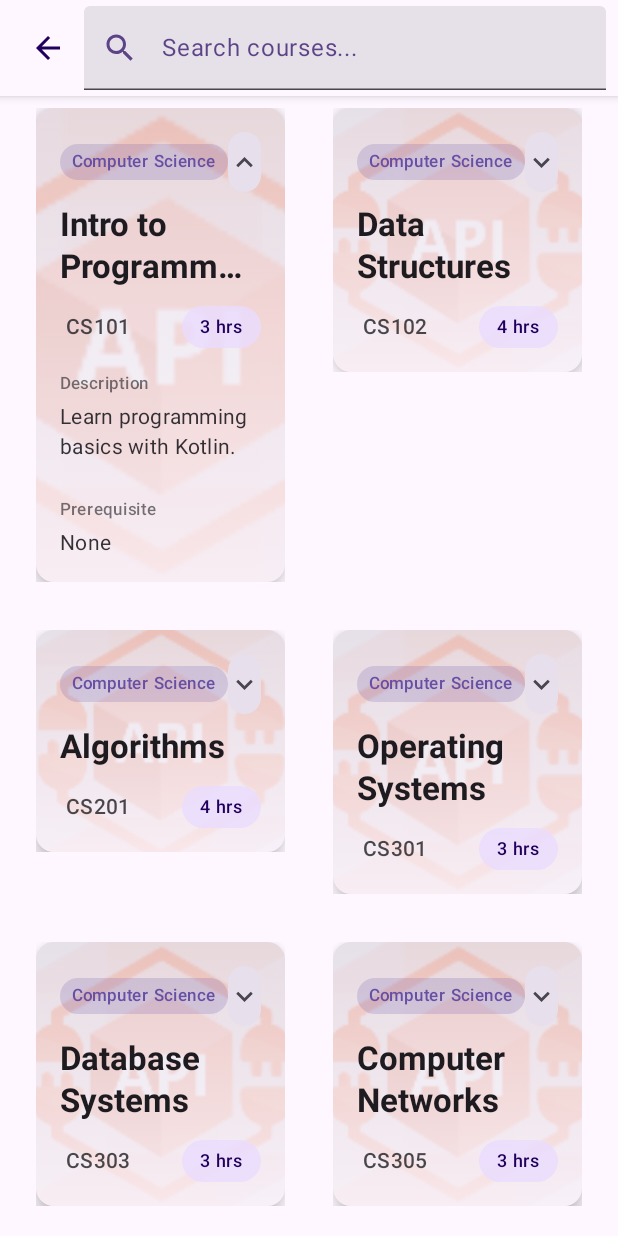
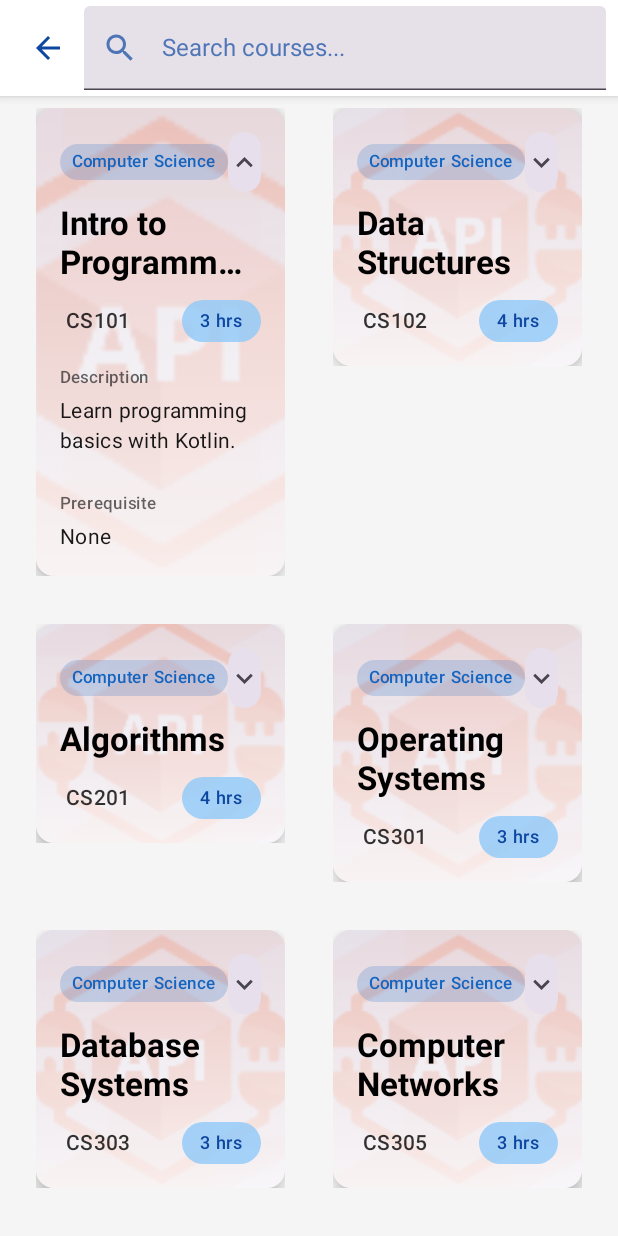
Before and after one commit to Sisyetad/jetpack-compose-assignment-1, an Android app built with Jetpack Compose: the screen it shows after launch (MainActivity), after a tap on "Computer Science", on a phone screen of 412 x 824 dp. Run offline under Robolectric (Android 15) with nearby library versions, the phone set to English and light mode, and no system bars; 1 other tap on this screen came first.

Commit message:
Academic course theme

```diff
--- a/app/src/main/java/com/example/acadamiccourses/MainActivity.kt
+++ b/app/src/main/java/com/example/acadamiccourses/MainActivity.kt
@@ -18,8 +18,11 @@ class MainActivity : ComponentActivity() {
     override fun onCreate(savedInstanceState: Bundle?) {
         super.onCreate(savedInstanceState)
         setContent {
-            MainScreen()
+            AcadamicCourseTheme {
+                MainScreen()
+            }
         }
+
     }
 }
 
--- a/app/src/main/java/com/example/acadamiccourses/presentation/ui/courseScreen.kt
+++ b/app/src/main/java/com/example/acadamiccourses/presentation/ui/courseScreen.kt
@@ -11,6 +11,7 @@ import androidx.compose.runtime.Composable
 import androidx.compose.runtime.getValue
 import androidx.compose.runtime.mutableStateOf
 import androidx.compose.runtime.remember
+import androidx.compose.runtime.saveable.rememberSaveable
 import androidx.compose.runtime.setValue
 import androidx.compose.ui.Modifier
 import androidx.compose.ui.semantics.contentDescription
@@ -25,8 +26,8 @@ fun CourseListScreen(
     courseListState: CourseListState,
     onItemClick: (Int) -> Unit
 ) {
-    var searchQuery by remember { mutableStateOf("") }
-    var isSearchActive by remember { mutableStateOf(false) }
+    var searchQuery by rememberSaveable { mutableStateOf("") }
+    var isSearchActive by rememberSaveable { mutableStateOf(false) }
 
     val filteredCourses = remember(courseListState.courses, searchQuery) {
         if (searchQuery.isBlank()) {
@@ -54,7 +55,7 @@ fun CourseListScreen(
             } else {
                 AcademicAppBar(
                     title = "Explore Courses",
-                    backgroundColor = MaterialTheme.colorScheme.primaryContainer,
+                    backgroundColor = MaterialTheme.colorScheme.onTertiaryContainer,
                     actions = {
                         IconButton(
                             onClick = { isSearchActive = true },
@@ -65,7 +66,7 @@ fun CourseListScreen(
                             Icon(
                                 imageVector = Icons.Default.Search,
                                 contentDescription = "Search Courses",
-                                tint = MaterialTheme.colorScheme.onPrimaryContainer
+                                tint = MaterialTheme.colorScheme.onPrimary
                             )
                         }
                     }
--- /dev/null
+++ b/app/src/main/java/com/example/acadamiccourses/ui/theme/AcademicAppBar.kt
@@ -0,0 +1,34 @@
+package com.example.acadamiccourses.ui.theme
+
+import androidx.compose.ui.graphics.Color
+import androidx.compose.foundation.layout.RowScope
+import androidx.compose.material3.CenterAlignedTopAppBar
+import androidx.compose.material3.ExperimentalMaterial3Api
+import androidx.compose.material3.MaterialTheme
+import androidx.compose.material3.Text
+import androidx.compose.material3.TopAppBarDefaults
+import androidx.compose.runtime.Composable
+
+@OptIn(ExperimentalMaterial3Api::class)
+@Composable
+fun AcademicAppBar(
+    title: String,
+    backgroundColor: Color = MaterialTheme.colorScheme.onTertiaryContainer,
+    actions: @Composable RowScope.() -> Unit = {}
+) {
+    CenterAlignedTopAppBar(
+        title = {
+            Text(
+                text = title,
+                style = MaterialTheme.typography.headlineSmall,
+                color = MaterialTheme.colorScheme.onPrimary
+            )
+        },
+        colors = TopAppBarDefaults.centerAlignedTopAppBarColors(
+            containerColor = backgroundColor,
+            titleContentColor = MaterialTheme.colorScheme.onPrimaryContainer,
+            actionIconContentColor = MaterialTheme.colorScheme.onPrimaryContainer
+        ),
+        actions = actions
+    )
+}
--- /dev/null
+++ b/app/src/main/java/com/example/acadamiccourses/ui/theme/Shape.kt
@@ -0,0 +1,11 @@
+package com.example.acadamiccourses.ui.theme
+
+import androidx.compose.foundation.shape.RoundedCornerShape
+import androidx.compose.material3.Shapes
+import androidx.compose.ui.unit.dp
+
+val Shapes = Shapes(
+    small = RoundedCornerShape(4.dp),
+    medium = RoundedCornerShape(8.dp),
+    large = RoundedCornerShape(12.dp)
+)
--- a/app/src/main/java/com/example/acadamiccourses/ui/theme/Theme.kt
+++ b/app/src/main/java/com/example/acadamiccourses/ui/theme/Theme.kt
@@ -1,53 +1,57 @@
 package com.example.acadamiccourses.ui.theme
 
-import androidx.compose.foundation.layout.RowScope
-import androidx.compose.material3.CenterAlignedTopAppBar
-import androidx.compose.material3.ExperimentalMaterial3Api
-import androidx.compose.material3.MaterialTheme
-import androidx.compose.material3.Text
-import androidx.compose.material3.TopAppBarDefaults
-import androidx.compose.material3.darkColorScheme
-import androidx.compose.material3.lightColorScheme
+import androidx.compose.foundation.isSystemInDarkTheme
+import androidx.compose.material3.*
 import androidx.compose.runtime.Composable
 import androidx.compose.ui.graphics.Color
 
-@OptIn(ExperimentalMaterial3Api::class)
-@Composable
-fun AcademicAppBar(
-    title: String,
-    backgroundColor: Color = MaterialTheme.colorScheme.primaryContainer,
-    actions: @Composable RowScope.() -> Unit = {}
-) {
-    CenterAlignedTopAppBar(
-        title = {
-            Text(
-                text = title,
-                style = MaterialTheme.typography.headlineSmall,
-                color = MaterialTheme.colorScheme.onPrimaryContainer
-            )
-        },
-        colors = TopAppBarDefaults.centerAlignedTopAppBarColors(
-            containerColor = backgroundColor,
-            titleContentColor = MaterialTheme.colorScheme.onPrimaryContainer,
-            actionIconContentColor = MaterialTheme.colorScheme.onPrimaryContainer
-        ),
-        actions = actions
-    )
-}
+private val LightColorScheme = lightColorScheme(
+    primary = Color(0xFF1565C0),
+    onPrimary = Color.White,
+    primaryContainer = Color(0xFF90CAF9),
+    onPrimaryContainer = Color(0xFF0D47A1),
 
+    secondary = Color(0xFF00ACC1),
+    onSecondary = Color.White,
+    secondaryContainer = Color(0xFFB2EBF2),
+    onSecondaryContainer = Color(0xFF006064),
 
-private val LightColors = lightColorScheme()
-private val DarkColors = darkColorScheme()
+    background = Color(0xFFF5F5F5),
+    onBackground = Color.Black,
+
+    surface = Color.White,
+    onSurface = Color.Black,
+)
+
+private val DarkColorScheme = darkColorScheme(
+    primary = Color(0xFF90CAF9),
+    onPrimary = Color.Black,
+    primaryContainer = Color(0xFF0D47A1),
+    onPrimaryContainer = Color.White,
+
+    secondary = Color(0xFF80DEEA),
+    onSecondary = Color.Black,
+    secondaryContainer = Color(0xFF004D40),
+    onSecondaryContainer = Color.White,
+
+    background = Color(0xFF121212),
+    onBackground = Color.White,
+
+    surface = Color(0xFF1E1E1E),
+    onSurface = Color.White,
+)
 
 @Composable
 fun AcadamicCourseTheme(
-    darkTheme: Boolean = false,
+    darkTheme: Boolean = isSystemInDarkTheme(),
     content: @Composable () -> Unit
 ) {
+    val colors = if (darkTheme) DarkColorScheme else LightColorScheme
+
     MaterialTheme(
-        colorScheme = if (darkTheme) DarkColors else LightColors,
-        typography = MaterialTheme.typography,
-        shapes = MaterialTheme.shapes,
+        colorScheme = colors,
+        typography = Typography,
+        shapes = Shapes,
         content = content
     )
 }
--- /dev/null
+++ b/app/src/main/java/com/example/acadamiccourses/ui/theme/TypoGraphy.kt
@@ -0,0 +1,17 @@
+package com.example.acadamiccourses.ui.theme
+
+import androidx.compose.material3.Typography
+import androidx.compose.ui.text.TextStyle
+import androidx.compose.ui.text.font.FontFamily
+import androidx.compose.ui.unit.sp
+
+val Typography = Typography(
+    bodyLarge = TextStyle(
+        fontFamily = FontFamily.Default,
+        fontSize = 16.sp
+    ),
+    titleLarge = TextStyle(
+        fontFamily = FontFamily.Default,
+        fontSize = 22.sp
+    )
+)
```
